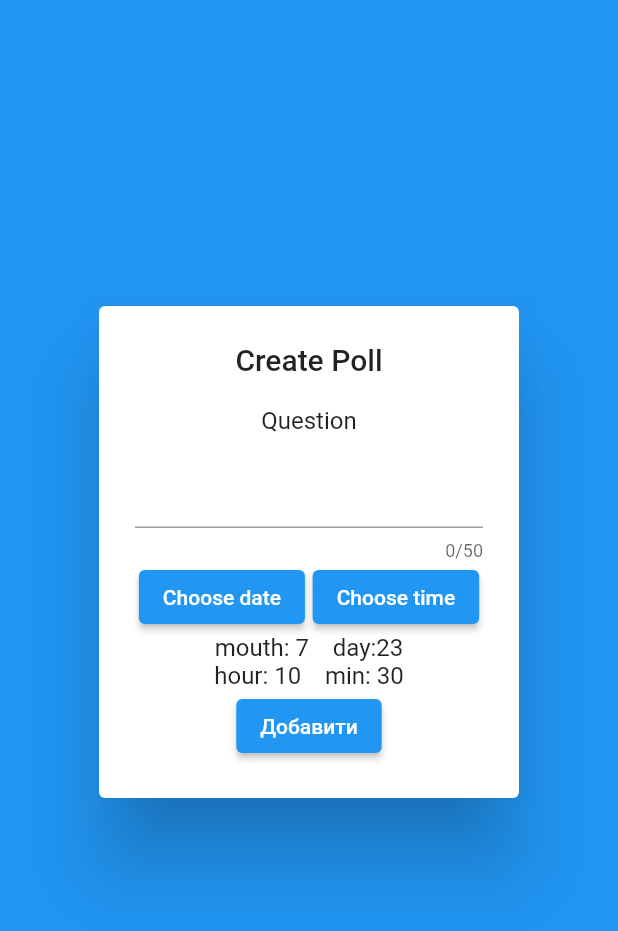
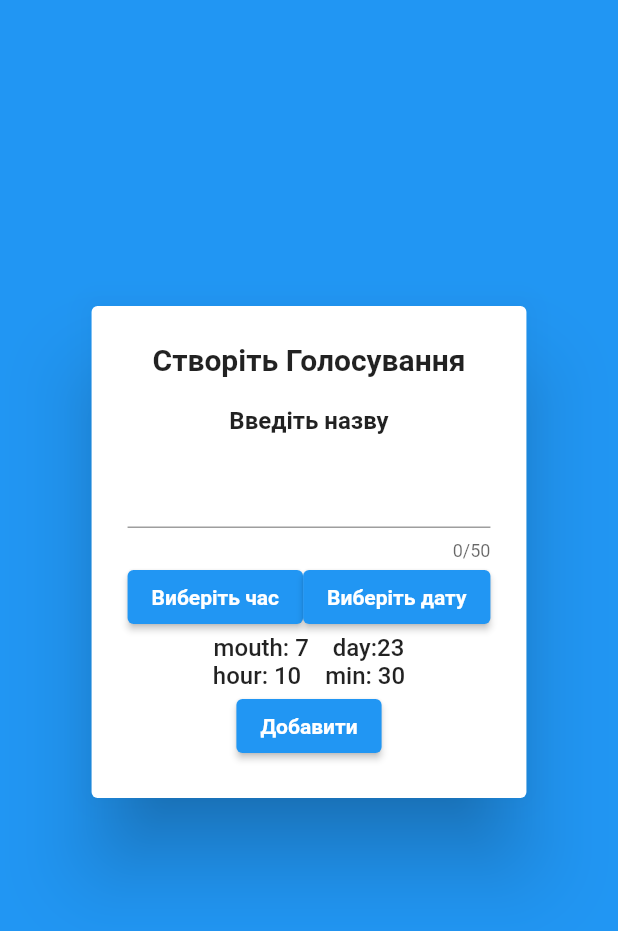
Before and after one commit to Richaa2/rada-poll, a Flutter app: the DialogForAdd widget shown alone on an empty page, opened directly, on a phone screen of 412 x 824 dp. Shown: the top 931 px of the screen. Run offline on Flutter 3.47's test engine with Material 2 defaults, Android fonts, the phone set to English and light mode, and no system bars; our stand-ins replace audioplayers, cloud_firestore, firebase_auth, firebase_core, modal_progress_hud_nsn; missing offline and left inert: flutter_polls; accounts and stored records are empty.

Commit message:
Translate to ukranian

```diff
--- a/lib/archive.dart
+++ b/lib/archive.dart
@@ -20,7 +20,10 @@ class ArchiveScreen extends StatelessWidget {
         var poll = pollData.polls.where((element) => element.votedOrNo == true);
         return Scaffold(
           appBar: AppBar(
-            title: Text('Archive'),
+            title: Text(
+              'Минулі голосування',
+              style: TextStyle(fontWeight: FontWeight.w600),
+            ),
             actions: [
               IconButton(
                   onPressed: pollsEmpty
--- a/lib/dialog_for_add.dart
+++ b/lib/dialog_for_add.dart
@@ -1,5 +1,6 @@
 import 'package:cloud_firestore/cloud_firestore.dart';
 import 'package:flutter/material.dart';
+import 'package:flutter/services.dart';
 import 'package:flutter/src/foundation/key.dart';
 import 'package:flutter/src/widgets/framework.dart';
 import 'package:provider/provider.dart';
@@ -35,12 +36,22 @@ class _DialogForAddState extends State<DialogForAdd> {
       ),
       child: SingleChildScrollView(
         child: AlertDialog(
-          title: Center(child: Text('Create Poll')),
+          title: Center(
+              child: Text(
+            'Створіть Голосування',
+            style: TextStyle(fontWeight: FontWeight.w600),
+          )),
           content: Consumer<PollData>(
             builder: (context, pollData, child) =>
                 Column(mainAxisAlignment: MainAxisAlignment.center, children: [
-              Text('Question'),
+              Text(
+                'Введіть назву',
+                style: TextStyle(fontWeight: FontWeight.w600),
+              ),
               TextFormField(
+                // inputFormatters: [
+                //   FilteringTextInputFormatter.allow(RegExp("^[а-яА-Я]+\$"))
+                // ],
                 controller: _controller,
                 maxLength: 50,
                 maxLines: 2,
@@ -57,7 +68,10 @@ class _DialogForAddState extends State<DialogForAdd> {
                         _selectDate(context);
                       });
                     },
-                    child: Text("Choose date"),
+                    child: Text(
+                      "Виберіть час",
+                      style: TextStyle(fontWeight: FontWeight.w600),
+                    ),
                   ),
                   ElevatedButton(
                     onPressed: () {
@@ -65,13 +79,21 @@ class _DialogForAddState extends State<DialogForAdd> {
                         _selectTime(context);
                       });
                     },
-                    child: Text("Choose time"),
+                    child: Text(
+                      "Виберіть дату",
+                      style: TextStyle(fontWeight: FontWeight.w600),
+                    ),
                   ),
                 ],
               ),
-              Text("mouth: ${dateTime.month}    day:${dateTime.day}"),
               Text(
-                  "hour: ${Time.hour.toString()}    min: ${Time.minute.toString()}"),
+                "mouth: ${dateTime.month}    day:${dateTime.day}",
+                style: TextStyle(fontWeight: FontWeight.w500),
+              ),
+              Text(
+                "hour: ${Time.hour.toString()}    min: ${Time.minute.toString()}",
+                style: TextStyle(fontWeight: FontWeight.w500),
+              ),
               ElevatedButton(
                   onPressed: () {
                     Navigator.pop(
@@ -91,7 +113,10 @@ class _DialogForAddState extends State<DialogForAdd> {
 
                     // Navigator.popAndPushNamed(context, '/SelectPoll');
                   },
-                  child: Text('Добавити')),
+                  child: Text(
+                    'Добавити',
+                    style: TextStyle(fontWeight: FontWeight.w600),
+                  )),
             ]),
           ),
         ),
--- a/lib/main_page.dart
+++ b/lib/main_page.dart
@@ -15,7 +15,10 @@ class MainPage extends StatelessWidget {
         drawer: DrawerWidget(),
         appBar: AppBar(
           centerTitle: true,
-          title: Text('Poll rada'),
+          title: Text(
+            'Голосування Верховної Ради України',
+            style: TextStyle(fontWeight: FontWeight.w600, fontSize: 17),
+          ),
         ),
         body: Container(
           child: Stack(
--- a/lib/select_poll.dart
+++ b/lib/select_poll.dart
@@ -96,7 +96,10 @@ class SelectPoll extends StatelessWidget {
                 return Container(
                   child: Scaffold(
                       appBar: AppBar(
-                        title: Text('Select poll'),
+                        title: Text(
+                          'Теперішні голосування',
+                          style: TextStyle(fontWeight: FontWeight.w600),
+                        ),
                         centerTitle: true,
                       ),
                       body: pollData.haveOrNo == false
```
Also changed, not shown: lib/add_poll.dart (+5 -7 lines), lib/poll_screen.dart (+120 -122 lines), lib/test_screen.dart (+5 -14 lines).
